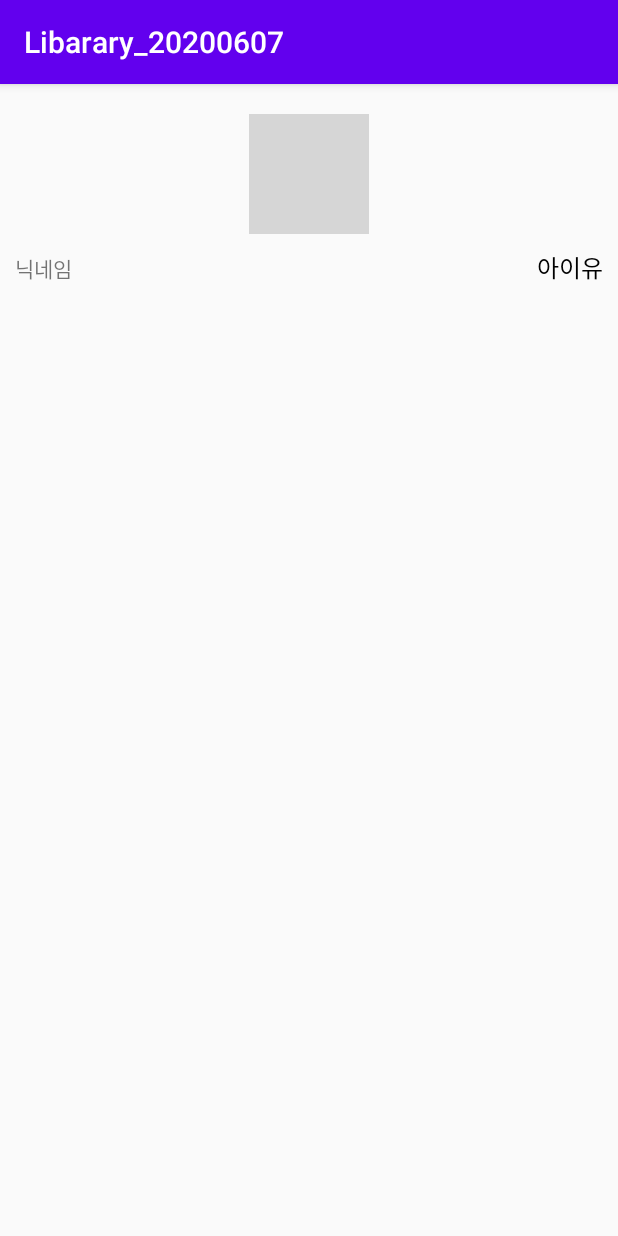
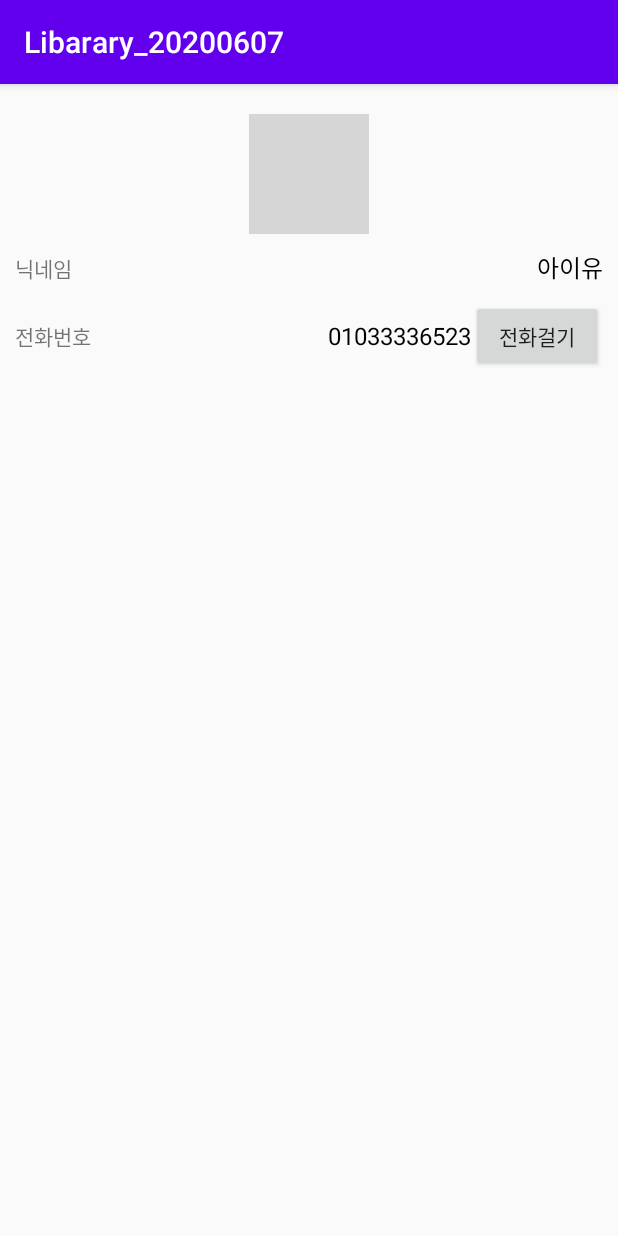
Before and after one commit to ShinYongSung/Libarary_20200607, an Android app: the screen it shows after launch (MainActivity), on a phone screen of 412 x 824 dp. Run offline under Robolectric (Android 15) with nearby library versions, the phone set to English and light mode, and no system bars; our stand-ins replace CircleImageView; pictures from the network do not load; grey boxes are pictures that could not be loaded.

Commit message:
전화 걸기 시도 중  - Manifest에 권한 명시를 해봐도 앱이 강제종료됨

```diff
--- a/app/src/main/AndroidManifest.xml
+++ b/app/src/main/AndroidManifest.xml
@@ -3,6 +3,7 @@
     package="my.shin.libarary_20200607">
 
     <uses-permission android:name="android.permission.INTERNET"/>
+    <uses-permission android:name="android.permission.CALL_PHONE"/>
 
     <application
         android:allowBackup="true"
--- a/app/src/main/java/my/shin/libarary_20200607/MainActivity.kt
+++ b/app/src/main/java/my/shin/libarary_20200607/MainActivity.kt
@@ -20,6 +20,13 @@ class MainActivity : BaseActivity() {
 
     override fun setupEvents() {
 
+        callBtn.setOnClickListener {
+            val myUri = Uri.parse("tel:${phoneNumTxt.text}")
+            val myIntent = Intent(Intent.ACTION_CALL, myUri)
+            startActivity(myIntent)
+
+        }
+
         profileImg.setOnClickListener {
             val myIntent = Intent(mContext, ViewProfileImageActivity::class.java)
             startActivity(myIntent)
--- a/app/src/main/res/layout/activity_main.xml
+++ b/app/src/main/res/layout/activity_main.xml
@@ -54,4 +54,38 @@
     </LinearLayout>
 
 
+    <LinearLayout
+        android:layout_width="match_parent"
+        android:layout_height="wrap_content"
+        android:layout_marginTop="10dp"
+        android:orientation="horizontal"
+        android:layout_gravity="center_vertical">
+
+        <TextView
+            android:layout_width="wrap_content"
+            android:layout_height="wrap_content"
+            android:text="전화번호"/>
+
+        <TextView
+            android:layout_width="0dp"
+            android:layout_height="wrap_content"
+            android:layout_weight="1"/>
+
+        <TextView
+            android:id="@+id/phoneNumTxt"
+            android:layout_width="wrap_content"
+            android:layout_height="wrap_content"
+            android:textSize="16sp"
+            android:textColor="@color/black"
+            android:text="01033336523"/>
+
+        <Button
+            android:id="@+id/callBtn"
+            android:layout_width="wrap_content"
+            android:layout_height="wrap_content"
+            android:text="전화걸기"/>
+
+    </LinearLayout>
+
+
 </LinearLayout>
```
